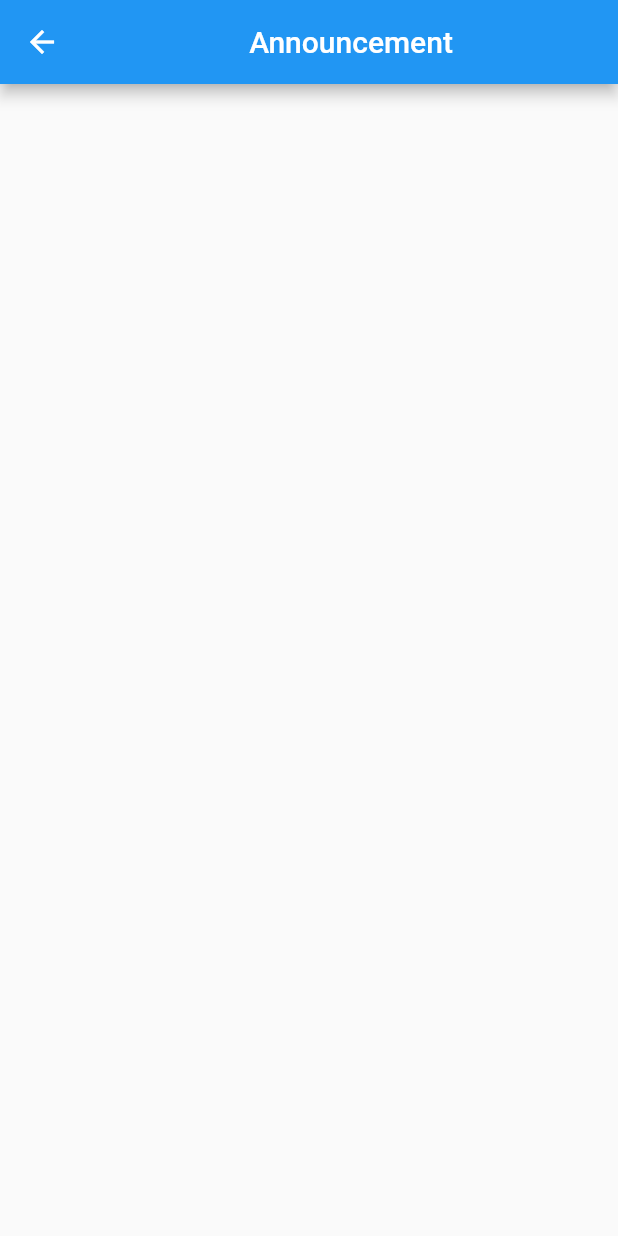
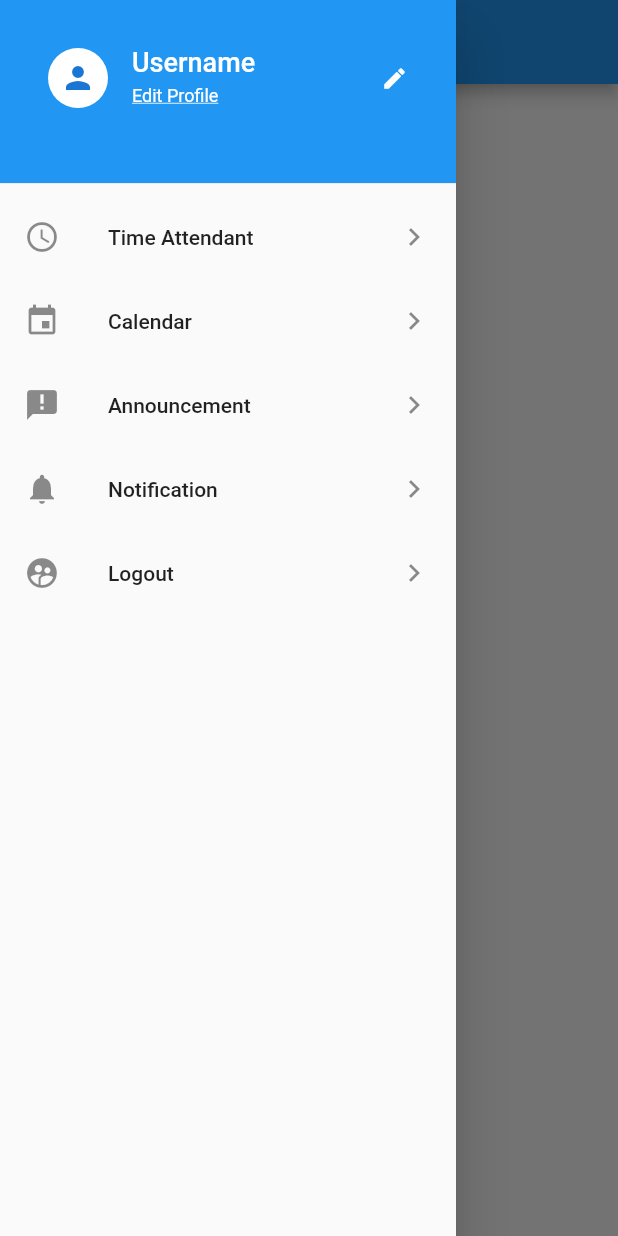
Before and after one commit to naamiicy/time-attendent, a Flutter app: the AnnouncementPage screen opened directly, with the side drawer open (before the commit the screen has no drawer), on a phone screen of 412 x 824 dp. Run offline on Flutter 3.47's test engine with Material 2 defaults, Android fonts, the phone set to English and light mode, and no system bars; our stand-ins replace shared_preferences, table_calendar; accounts and stored records are empty.

Commit message:
add floder screen, widget and move drawer-list

```diff
--- a/lib/main.dart
+++ b/lib/main.dart
@@ -1,6 +1,6 @@
 import 'package:flutter/material.dart';
 import 'package:intl/date_symbol_data_local.dart';
-import 'login-page.dart';
+import 'package:time_attendent_app/screen/login-page.dart';
 
 void main() {
   initializeDateFormatting().then((value) => runApp(MyApp()));
--- a/lib/announcement.dart
+++ b/lib/screen/announcement-pge.dart
@@ -1,4 +1,5 @@
 import 'package:flutter/material.dart';
+import 'package:time_attendent_app/widget/drawer-list.dart';
 
 class AnnouncementPage extends StatefulWidget {
   AnnouncementPage({Key key}) : super(key: key);
@@ -14,6 +15,7 @@ class _AnnouncementPageState extends State<AnnouncementPage> {
       appBar: AppBar(
         title: Center(child: Text('Announcement')),
       ),
+      drawer: DrawerList(),
     );
   }
 }
--- a/lib/notification-page.dart
+++ b/lib/screen/notification-page.dart
@@ -1,4 +1,5 @@
 import 'package:flutter/material.dart';
+import 'package:time_attendent_app/widget/drawer-list.dart';
 
 class NotificationPage extends StatefulWidget {
   NotificationPage({Key key}) : super(key: key);
@@ -14,6 +15,7 @@ class _NotificationPageState extends State<NotificationPage> {
       appBar: AppBar(
         title: Center(child: Text('Notification')),
       ),
+      drawer: DrawerList(),
     );
   }
 }
--- a/lib/profile-page.dart
+++ b/lib/screen/profile-page.dart
@@ -1,4 +1,5 @@
 import 'package:flutter/material.dart';
+import 'package:time_attendent_app/widget/drawer-list.dart';
 
 class ProfilePage extends StatefulWidget {
   ProfilePage({Key key}) : super(key: key);
@@ -14,6 +15,7 @@ class _ProfilePageState extends State<ProfilePage> {
       appBar: AppBar(
         title: Center(child: Text('Profile')),
       ),
+      drawer: DrawerList(),
     );
   }
 }
--- /dev/null
+++ b/lib/widget/drawer-list.dart
@@ -0,0 +1,103 @@
+import 'package:flutter/material.dart';
+import 'package:time_attendent_app/screen/profile-page.dart';
+import 'package:time_attendent_app/screen/time-attendant-page.dart';
+import 'package:time_attendent_app/screen/calendar-page.dart';
+import 'package:time_attendent_app/screen/announcement-pge.dart';
+import 'package:time_attendent_app/screen/notification-page.dart';
+import 'package:time_attendent_app/screen/login-page.dart';
+
+class DrawerList extends StatefulWidget {
+  DrawerList({Key key}) : super(key: key);
+
+  @override
+  _DrawerListState createState() => _DrawerListState();
+}
+
+class _DrawerListState extends State<DrawerList> {
+  @override
+  Widget build(BuildContext context) {
+    return Drawer(
+      child: ListView(padding: EdgeInsets.zero, children: <Widget>[
+        Container(
+          height: 130.0,
+          child: DrawerHeader(
+            decoration: BoxDecoration(
+              color: Colors.blue,
+            ),
+            child: ListTile(
+              leading: CircleAvatar(
+                backgroundColor: Colors.white,
+                child: Icon(Icons.person),
+              ),
+              title: Text(
+                'Username',
+                style: TextStyle(color: Colors.white, fontSize: 18.0),
+              ),
+              subtitle: Text(
+                'Edit Profile',
+                style: TextStyle(
+                    color: Colors.white,
+                    decoration: TextDecoration.underline,
+                    fontSize: 12.0),
+              ),
+              trailing: Icon(
+                Icons.edit,
+                color: Colors.white,
+                size: 18.0,
+              ),
+              onTap: () {
+                Navigator.push(context,
+                    MaterialPageRoute(builder: (context) => ProfilePage()));
+              },
+            ),
+          ),
+        ),
+        ListTile(
+          leading: Icon(Icons.access_time),
+          title: Text('Time Attendant'),
+          trailing: Icon(Icons.chevron_right),
+          onTap: () {
+            Navigator.push(context,
+                MaterialPageRoute(builder: (context) => TimeAttendantPage()));
+          },
+        ),
+        ListTile(
+          leading: Icon(Icons.insert_invitation),
+          title: Text('Calendar'),
+          trailing: Icon(Icons.chevron_right),
+          onTap: () {
+            Navigator.push(context,
+                MaterialPageRoute(builder: (context) => CalendarPage()));
+          },
+        ),
+        ListTile(
+          leading: Icon(Icons.announcement),
+          title: Text('Announcement'),
+          trailing: Icon(Icons.chevron_right),
+          onTap: () {
+            Navigator.push(context,
+                MaterialPageRoute(builder: (context) => AnnouncementPage()));
+          },
+        ),
+        ListTile(
+          leading: Icon(Icons.notifications),
+          title: Text('Notification'),
+          trailing: Icon(Icons.chevron_right),
+          onTap: () {
+            Navigator.push(context,
+                MaterialPageRoute(builder: (context) => NotificationPage()));
+          },
+        ),
+        ListTile(
+          leading: Icon(Icons.supervised_user_circle),
+          title: Text('Logout'),
+          trailing: Icon(Icons.chevron_right),
+          onTap: () {
+            Navigator.push(
+                context, MaterialPageRoute(builder: (context) => LoginPage()));
+          },
+        )
+      ]),
+    );
+  }
+}
```
Also changed, not shown: lib/screen/calendar-page.dart (renamed from lib/calendar-page.dart, +2 -79 lines), lib/screen/login-page.dart (renamed from lib/login-page.dart, +4 -4 lines), lib/screen/time-attendant-page.dart (renamed from lib/time-attendant-page.dart, +3 -89 lines), lib/widget/auth.dart (renamed from lib/auth.dart).
